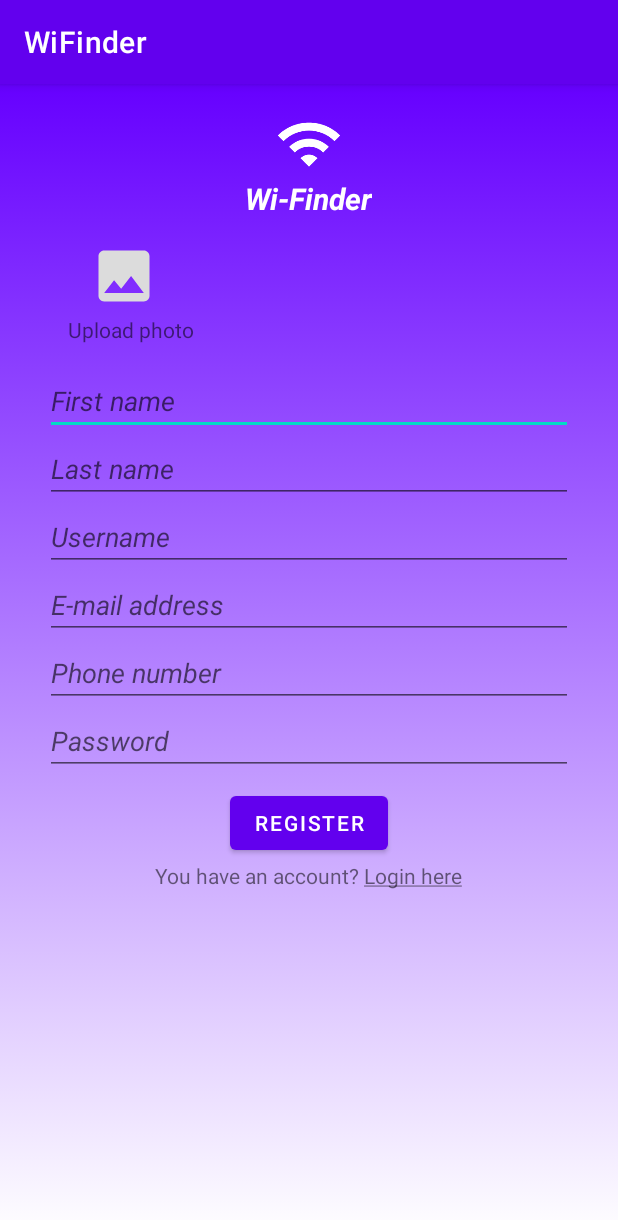
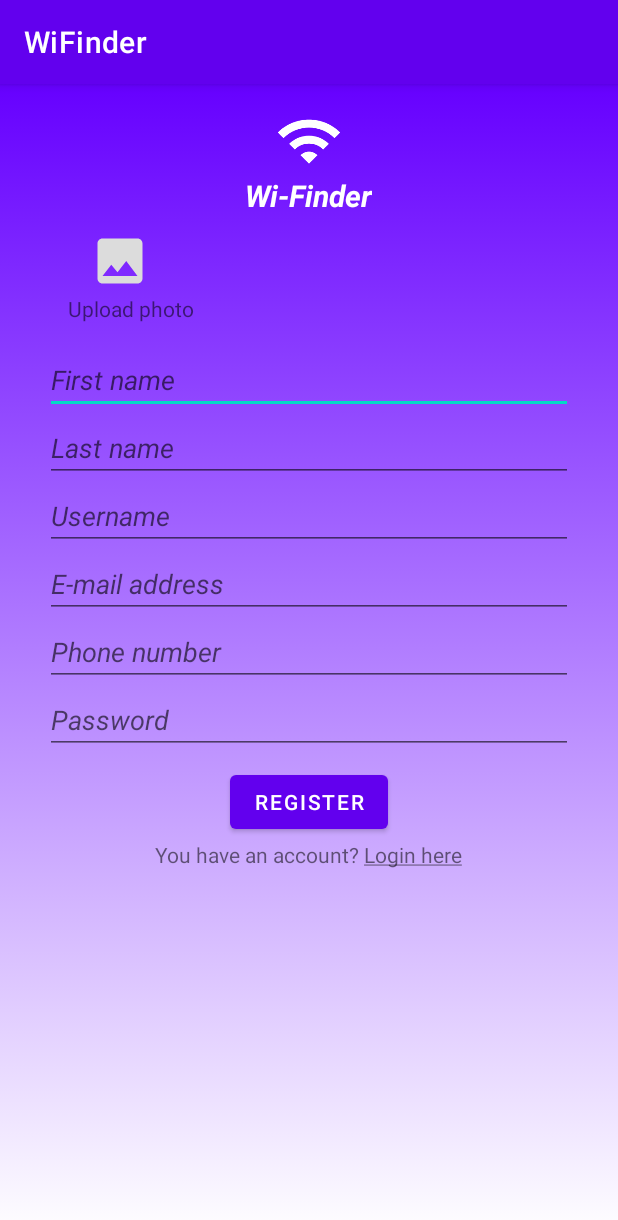
Before and after one commit to krstickatarina/mosis, an Android app: the RegisterActivity screen opened directly, with no data from a screen before it, on a phone screen of 412 x 824 dp. Shown: the top 1220 px of the screen. Run offline under Robolectric (Android 15) with nearby library versions, the phone set to English and light mode, and no system bars; our stand-ins replace Firebase (no records; nobody signed in at launch, a user with empty details on screens opened directly).

Commit message:
isto kao i malopre

```diff
--- a/Projekat/app/src/main/res/layout/activity_register.xml
+++ b/Projekat/app/src/main/res/layout/activity_register.xml
@@ -14,7 +14,7 @@
         android:layout_marginBottom="0dp"
         android:id="@+id/wifi_image"
         android:src="@drawable/ic_outline_wifi_24"
-        android:layout_marginTop="17dp"
+        android:layout_marginTop="15dp"
         />
 
     <TextView
@@ -30,9 +30,9 @@
 
     <ImageView
         android:id="@+id/register_imageView"
-        android:layout_marginTop="15dp"
-        android:layout_width="45dp"
-        android:layout_height="45dp"
+        android:layout_marginTop="10dp"
+        android:layout_width="40dp"
+        android:layout_height="40dp"
         android:layout_marginHorizontal="60dp"
         android:layout_below="@+id/register_in"
         app:srcCompat="@android:drawable/ic_menu_gallery" />
@@ -44,7 +44,7 @@
         android:id="@+id/register_upload_photo"
         android:layout_marginHorizontal="45dp"
         android:text="Upload photo"
-        android:layout_marginTop="3dp"/>
+        android:layout_marginTop="2dp"/>
 
     <EditText
         android:layout_width="match_parent"
--- a/Projekat/app/src/main/res/layout/one_wi_fi_suggestion.xml
+++ b/Projekat/app/src/main/res/layout/one_wi_fi_suggestion.xml
@@ -9,7 +9,8 @@
     <ImageView
         android:layout_width="35dp"
         android:layout_height="35dp"
-        android:layout_margin="5dp"
+        android:layout_marginStart="15dp"
+        android:layout_marginTop="5dp"
         android:src="@drawable/ic_baseline_location_on_blue_24"
         android:id="@+id/oneWiFiSuggestion_imageView"/>
 
@@ -26,7 +27,7 @@
         android:id="@+id/oneWiFiSuggestion_textView"
         android:textSize="16dp"
         android:layout_marginTop="15dp"
-        android:layout_marginLeft="10dp"
+        android:layout_marginLeft="5dp"
         android:textStyle="italic"/>
 
     <RelativeLayout
```
Also changed, not shown: Projekat/app/src/main/res/layout/notifications_one_friend_request_layout.xml (+5 -5 lines).
